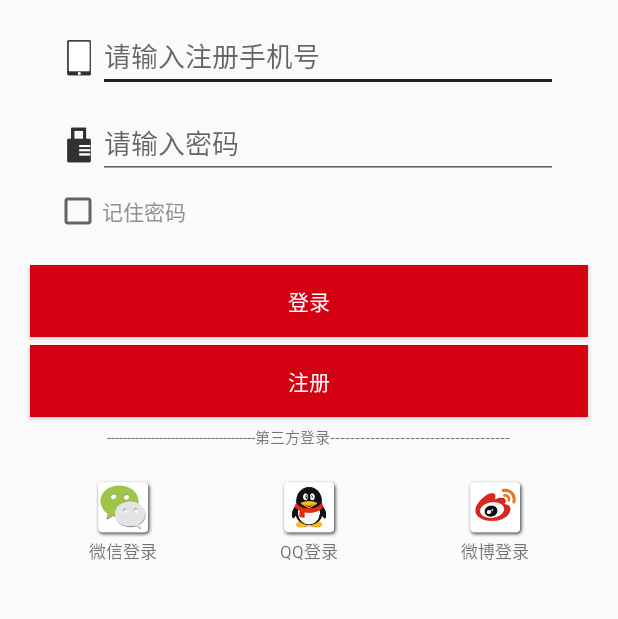
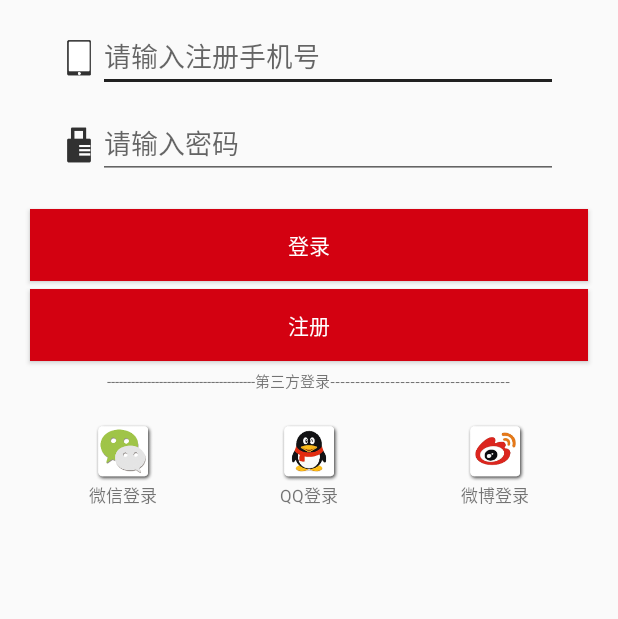
Before and after one commit to chengchenjuy/mApplication2, an Android app: the MainActivity screen opened directly, with no data from a screen before it, on a phone screen of 412 x 824 dp, the part 242-861 px from its top. Run offline under Robolectric (Android 15) with nearby library versions, the phone set to English and light mode, and no system bars.

Commit message:
2018年1月31日 01:17:58

```diff
--- a/app/src/main/java/com/example/lenovo/mapplication/Activity/UserActivity.java
+++ b/app/src/main/java/com/example/lenovo/mapplication/Activity/UserActivity.java
@@ -357,7 +357,7 @@ public class UserActivity extends AppCompatActivity implements View.OnClickListe
                 && event.getAction() == KeyEvent.ACTION_DOWN) {
             if ((System.currentTimeMillis() - exitTime2) > 2000) {
 
-                Toast.makeText(getApplicationContext(), "再按一次返回登录", Toast.LENGTH_LONG).show();
+                Toast.makeText(getApplicationContext(), "再按一次退出车凤凰", Toast.LENGTH_LONG).show();
                 exitTime2 = System.currentTimeMillis();
             } else {
                 System.exit(0);
--- a/app/src/main/res/layout/activity_main.xml
+++ b/app/src/main/res/layout/activity_main.xml
@@ -67,14 +67,7 @@
 
 
     </LinearLayout>
-    <CheckBox
-        android:id="@+id/jizhumima"
-        android:layout_width="wrap_content"
-        android:layout_height="wrap_content"
-        android:text="记住密码"
-        android:textColor="#909090"
-        android:layout_marginLeft="36dp"
-        android:layout_marginTop="5dp"/>
+
 
     <Button
         android:id="@+id/btn_login"
```
Also changed, not shown: app/src/main/java/com/example/lenovo/mapplication/Activity/MainActivity.java (+15 -17 lines), app/src/main/java/com/example/lenovo/mapplication/Activity/launcher.java (+21 -3 lines).
